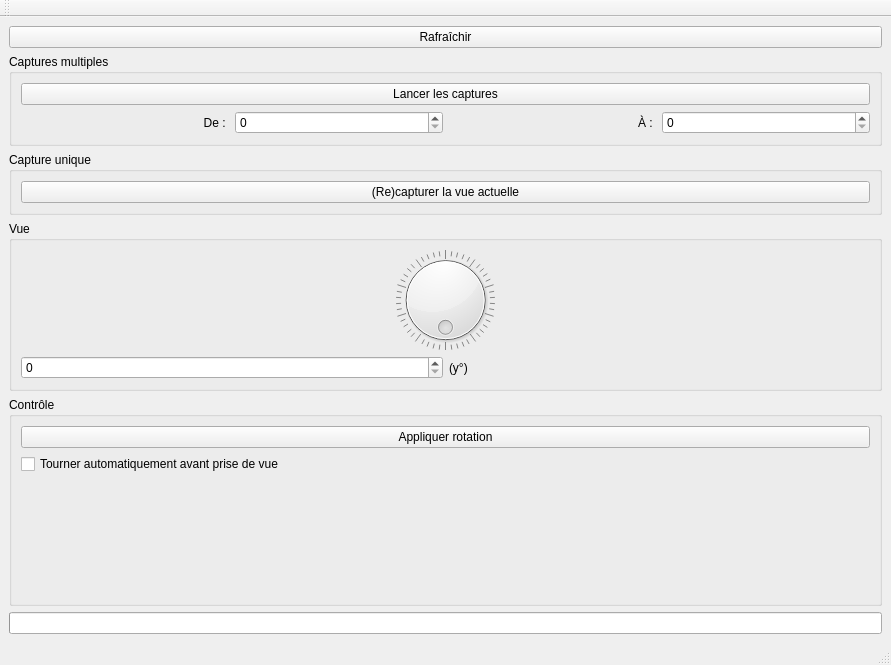
The window that pc/master/mainwindow.ui (plule/pfe-costumes) describes before a commit, drawn with Qt 5.
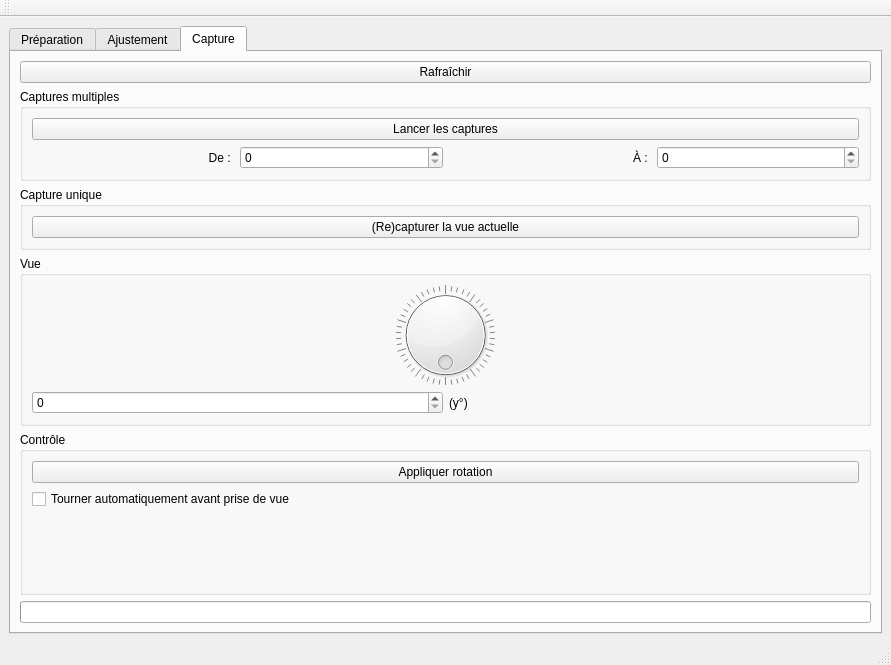
The same window after the commit.

The edit to the form file:
```diff
--- a/pc/master/mainwindow.ui
+++ b/pc/master/mainwindow.ui
@@ -16,6 +16,26 @@
   <widget class="QWidget" name="centralwidget">
    <layout class="QVBoxLayout" name="verticalLayout_2">
     <item>
+     <widget class="QTabWidget" name="tabWidget">
+      <property name="currentIndex">
+       <number>2</number>
+      </property>
+      <widget class="QWidget" name="preparationTab">
+       <attribute name="title">
+        <string>Préparation</string>
+       </attribute>
+      </widget>
+      <widget class="QWidget" name="adjustmentTab">
+       <attribute name="title">
+        <string>Ajustement</string>
+       </attribute>
+      </widget>
+      <widget class="QWidget" name="CaptureTab">
+       <attribute name="title">
+        <string>Capture</string>
+       </attribute>
+       <layout class="QVBoxLayout" name="verticalLayout_6">
+        <item>
      <layout class="QHBoxLayout" name="mainLayout">
       <item>
        <layout class="QVBoxLayout" name="picLayout">
@@ -204,6 +224,10 @@
     </item>
    </layout>
   </widget>
+     </widget>
+    </item>
+   </layout>
+  </widget>
   <widget class="QMenuBar" name="menubar">
    <property name="geometry">
     <rect>
```
Left out of the diff: 35 changed lines with no effect on the pictures. Lines whose indentation alone changed are shown as unchanged.
